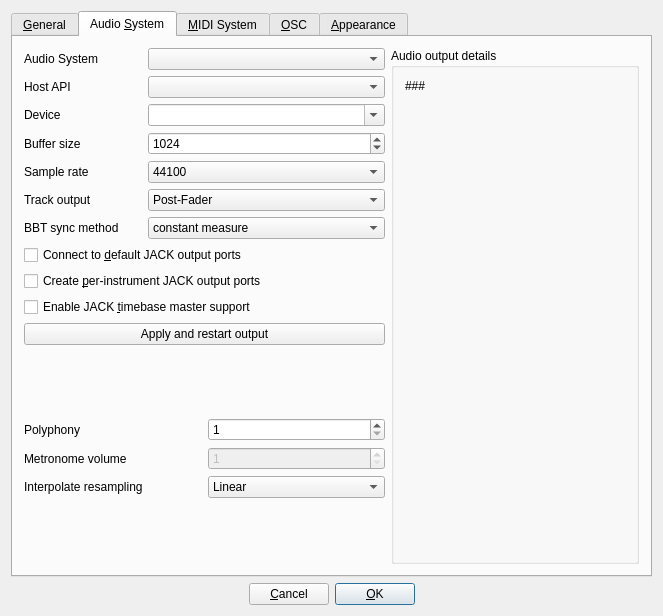
This is src/gui/src/PreferencesDialog_UI.ui in hydrogen-music/hydrogen as Qt 5 draws it before an edit. The edited form follows.
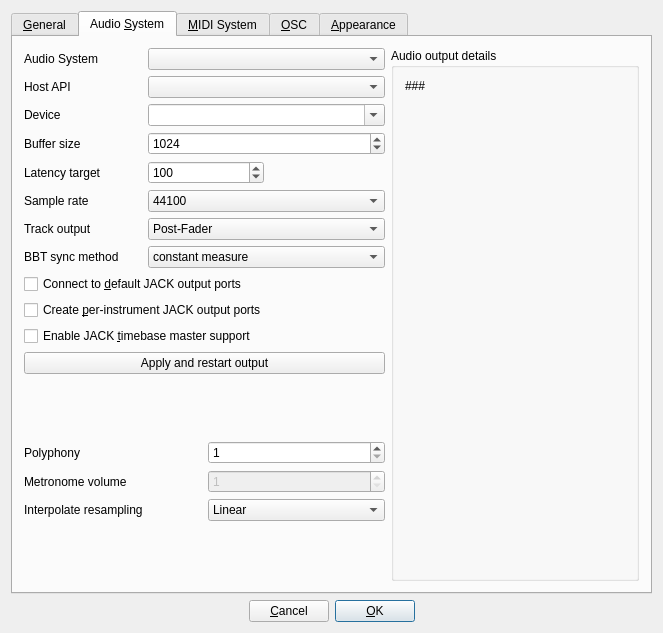
This is the edited form. The open tabs and pages were chosen to show the change. Custom widgets are drawn as their Qt base class.

Commit message: Reduce PortAudio latency (#1388)

```diff
--- a/src/gui/src/PreferencesDialog_UI.ui
+++ b/src/gui/src/PreferencesDialog_UI.ui
@@ -7,7 +7,7 @@
     <x>0</x>
     <y>0</y>
     <width>663</width>
-    <height>616</height>
+    <height>633</height>
    </rect>
   </property>
   <layout class="QVBoxLayout" name="verticalLayout_4">
@@ -248,7 +248,70 @@
          </item>
          <item>
           <layout class="QGridLayout" columnstretch="1,2">
+           <item row="3" column="0">
+            <widget class="QLabel" name="label_6">
+             <property name="text">
+              <string>Audio System</string>
+             </property>
+            </widget>
+           </item>
+           <item row="3" column="1">
+            <widget class="QComboBox" name="driverComboBox"/>
+           </item>
+           <item row="4" column="1">
+            <widget class="HostAPIComboBox" name="portaudioHostAPIComboBox"/>
+           </item>
+           <item row="9" column="1">
+            <widget class="QComboBox" name="trackOutputComboBox">
+             <property name="currentIndex">
+              <number>0</number>
+             </property>
+             <item>
+              <property name="text">
+               <string>Post-Fader</string>
+              </property>
+             </item>
+             <item>
+              <property name="text">
+               <string>Pre-Fader</string>
+              </property>
+             </item>
+            </widget>
+           </item>
+           <item row="5" column="1">
+            <widget class="DeviceComboBox" name="m_pAudioDeviceTxt">
+             <property name="sizePolicy">
+              <sizepolicy hsizetype="Minimum" vsizetype="Fixed">
+               <horstretch>0</horstretch>
+               <verstretch>0</verstretch>
+              </sizepolicy>
+             </property>
+             <property name="editable">
+              <bool>true</bool>
+             </property>
+            </widget>
+           </item>
            <item row="9" column="0">
+            <widget class="QLabel" name="trackOutputLbl">
+             <property name="minimumSize">
+              <size>
+               <width>0</width>
+               <height>22</height>
+              </size>
+             </property>
+             <property name="text">
+              <string>Track output</string>
+             </property>
+            </widget>
+           </item>
+           <item row="4" column="0">
+            <widget class="QLabel" name="portaudioHostAPILabel">
+             <property name="text">
+              <string>Host API</string>
+             </property>
+            </widget>
+           </item>
+           <item row="10" column="0">
             <widget class="QLabel" name="jackBBTSyncLbl">
              <property name="minimumSize">
               <size>
@@ -286,7 +349,44 @@
              </property>
             </widget>
            </item>
-           <item row="7" column="1">
+           <item row="10" column="1">
+            <widget class="QComboBox" name="jackBBTSyncComboBox">
+             <property name="minimumSize">
+              <size>
+               <width>0</width>
+               <height>22</height>
+              </size>
+             </property>
+             <property name="toolTip">
+              <string>Specifies the variable, which has to remain constant in order to guarantee a working synchronization and relocation in the presence of another Jack timebase master.</string>
+             </property>
+             <item>
+              <property name="text">
+               <string>constant measure</string>
+              </property>
+             </item>
+             <item>
+              <property name="text">
+               <string>matching bars</string>
+              </property>
+             </item>
+            </widget>
+           </item>
+           <item row="5" column="0">
+            <widget class="QLabel" name="audioDeviceLbl">
+             <property name="text">
+              <string>Device</string>
+             </property>
+            </widget>
+           </item>
+           <item row="7" column="0">
+            <widget class="QLabel" name="latencyTargetLabel">
+             <property name="text">
+              <string>Latency target</string>
+             </property>
+            </widget>
+           </item>
+           <item row="8" column="1">
             <widget class="QComboBox" name="sampleRateComboBox">
              <property name="currentIndex">
               <number>0</number>
@@ -313,36 +413,6 @@
              </item>
             </widget>
            </item>
-           <item row="5" column="0">
-            <widget class="QLabel" name="audioDeviceLbl">
-             <property name="text">
-              <string>Device</string>
-             </property>
-            </widget>
-           </item>
-           <item row="3" column="0">
-            <widget class="QLabel" name="label_6">
-             <property name="text">
-              <string>Audio System</string>
-             </property>
-            </widget>
-           </item>
-           <item row="8" column="0">
-            <widget class="QLabel" name="trackOutputLbl">
-             <property name="minimumSize">
-              <size>
-               <width>0</width>
-               <height>22</height>
-              </size>
-             </property>
-             <property name="text">
-              <string>Track output</string>
-             </property>
-            </widget>
-           </item>
-           <item row="3" column="1">
-            <widget class="QComboBox" name="driverComboBox"/>
-           </item>
            <item row="6" column="0">
             <widget class="QLabel" name="buffer_sizeLbl">
              <property name="minimumSize">
@@ -356,43 +426,7 @@
              </property>
             </widget>
            </item>
-           <item row="9" column="1">
-            <widget class="QComboBox" name="jackBBTSyncComboBox">
-             <property name="minimumSize">
-              <size>
-               <width>0</width>
-               <height>22</height>
-              </size>
-             </property>
-             <property name="toolTip">
-              <string>Specifies the variable, which has to remain constant in order to guarantee a working synchronization and relocation in the presence of another Jack timebase master.</string>
-             </property>
-             <item>
-              <property name="text">
-               <string>constant measure</string>
-              </property>
-             </item>
-             <item>
-              <property name="text">
-               <string>matching bars</string>
-              </property>
-             </item>
-            </widget>
-           </item>
-           <item row="5" column="1">
-            <widget class="DeviceComboBox" name="m_pAudioDeviceTxt">
-             <property name="sizePolicy">
-              <sizepolicy hsizetype="Minimum" vsizetype="Fixed">
-               <horstretch>0</horstretch>
-               <verstretch>0</verstretch>
-              </sizepolicy>
-             </property>
-             <property name="editable">
-              <bool>true</bool>
-             </property>
-            </widget>
-           </item>
-           <item row="7" column="0">
+           <item row="8" column="0">
             <widget class="QLabel" name="sampleRateLbl">
              <property name="minimumSize">
               <size>
@@ -405,32 +439,26 @@
              </property>
             </widget>
            </item>
-           <item row="8" column="1">
-            <widget class="QComboBox" name="trackOutputComboBox">
-             <property name="currentIndex">
-              <number>0</number>
-             </property>
+           <item row="7" column="1">
+            <layout class="QHBoxLayout" name="horizontalLayout_11">
              <item>
-              <property name="text">
-               <string>Post-Fader</string>
-              </property>
+              <widget class="QSpinBox" name="latencyTargetSpinBox">
+               <property name="maximum">
+                <number>48000</number>
+               </property>
+               <property name="value">
+                <number>100</number>
+               </property>
+              </widget>
              </item>
              <item>
-              <property name="text">
-               <string>Pre-Fader</string>
-              </property>
+              <widget class="QLabel" name="latencyValueLabel">
+               <property name="text">
+                <string/>
+               </property>
+              </widget>
              </item>
-            </widget>
-           </item>
-           <item row="4" column="0">
-            <widget class="QLabel" name="portaudioHostAPILabel">
-             <property name="text">
-              <string>Host API</string>
-             </property>
-            </widget>
-           </item>
-           <item row="4" column="1">
-            <widget class="HostAPIComboBox" name="portaudioHostAPIComboBox"/>
+            </layout>
            </item>
           </layout>
          </item>
```
The commit also changes 11 other files.
